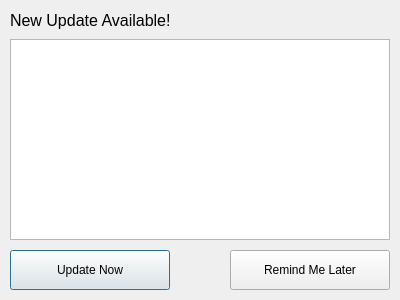
First picture: the form in viking-one/updateavailabledialog.ui, repository antonpinchuk/PIC24-HID-Bootloader-QT, before the edit.
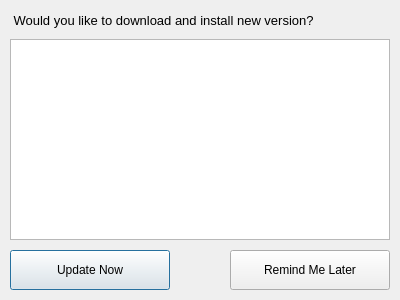
Second picture: the form after the edit. Icons and pictures are not drawn.

```diff
--- a/viking-one/updateavailabledialog.ui
+++ b/viking-one/updateavailabledialog.ui
@@ -75,14 +75,14 @@
    </property>
    <property name="font">
     <font>
-     <pointsize>12</pointsize>
+     <pointsize>10</pointsize>
     </font>
    </property>
    <property name="locale">
     <locale language="English" country="UnitedStates"/>
    </property>
    <property name="text">
-    <string>New Update Available!</string>
+    <string> Would you like to download and install new version?</string>
    </property>
   </widget>
  </widget>
```
Left out of the diff: 16 changed lines with no effect on the pictures.
